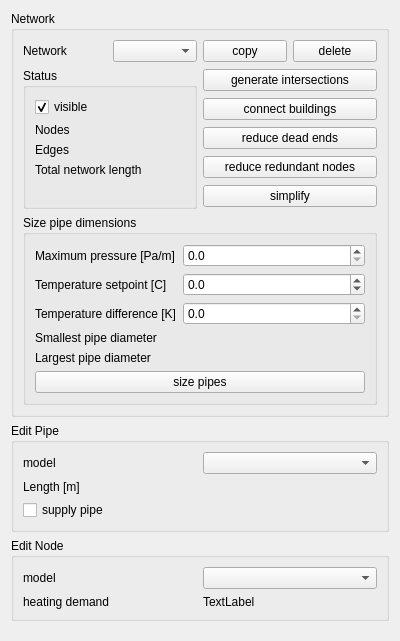
The window that SIM-VICUS/src/SVPropNetworkEditWidget.ui (ghorwin/SIM-VICUS) describes before a commit, drawn with Qt 5.
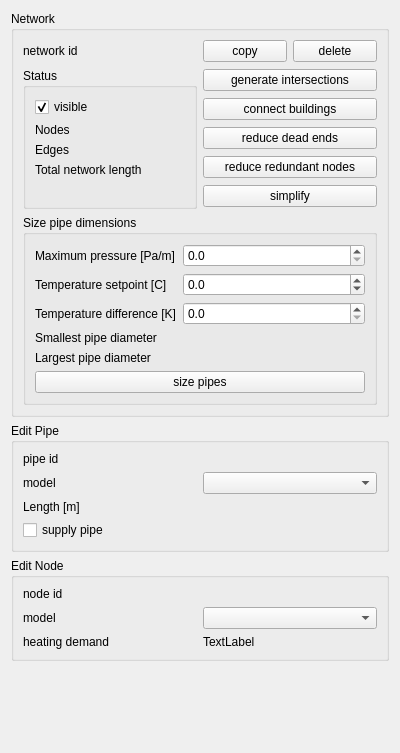
The same window after the commit.

Commit message: more work on prop edit network

Patch:
```diff
--- a/SIM-VICUS/src/SVPropNetworkEditWidget.ui
+++ b/SIM-VICUS/src/SVPropNetworkEditWidget.ui
@@ -7,7 +7,7 @@
     <x>0</x>
     <y>0</y>
     <width>400</width>
-    <height>641</height>
+    <height>753</height>
    </rect>
   </property>
   <property name="windowTitle">
@@ -25,12 +25,16 @@
         <item>
          <widget class="QLabel" name="label_2">
           <property name="text">
-           <string>Network</string>
+           <string>network id</string>
           </property>
          </widget>
         </item>
         <item>
-         <widget class="QComboBox" name="comboBoxSelectNetwork"/>
+         <widget class="QLabel" name="labelNetworkId">
+          <property name="text">
+           <string/>
+          </property>
+         </widget>
         </item>
         <item>
          <widget class="QPushButton" name="pushButtonCopy">
@@ -280,37 +284,51 @@
       <string>Edit Pipe</string>
      </property>
      <layout class="QGridLayout" name="gridLayout">
-      <item row="1" column="1">
-       <widget class="QLabel" name="labelPipeLength">
-        <property name="text">
-         <string/>
-        </property>
-       </widget>
-      </item>
-      <item row="1" column="0">
-       <widget class="QLabel" name="label_11">
-        <property name="text">
-         <string>Length [m]</string>
-        </property>
-       </widget>
-      </item>
       <item row="2" column="0">
+       <widget class="QLabel" name="label_6">
+        <property name="text">
+         <string>model</string>
+        </property>
+       </widget>
+      </item>
+      <item row="4" column="0">
        <widget class="QCheckBox" name="checkBoxSupplyPipe">
         <property name="text">
          <string>supply pipe</string>
         </property>
        </widget>
       </item>
-      <item row="0" column="0">
-       <widget class="QLabel" name="label_6">
-        <property name="text">
-         <string>model</string>
-        </property>
-       </widget>
-      </item>
-      <item row="0" column="1">
+      <item row="2" column="1">
        <widget class="QComboBox" name="comboBoxPipeModel"/>
       </item>
+      <item row="3" column="1">
+       <widget class="QLabel" name="labelPipeLength">
+        <property name="text">
+         <string/>
+        </property>
+       </widget>
+      </item>
+      <item row="3" column="0">
+       <widget class="QLabel" name="label_11">
+        <property name="text">
+         <string>Length [m]</string>
+        </property>
+       </widget>
+      </item>
+      <item row="1" column="0">
+       <widget class="QLabel" name="label_14">
+        <property name="text">
+         <string>pipe id</string>
+        </property>
+       </widget>
+      </item>
+      <item row="1" column="1">
+       <widget class="QLabel" name="labelPipeId">
+        <property name="text">
+         <string/>
+        </property>
+       </widget>
+      </item>
      </layout>
     </widget>
    </item>
@@ -320,30 +338,44 @@
       <string>Edit Node</string>
      </property>
      <layout class="QGridLayout" name="gridLayout_2">
-      <item row="0" column="0">
+      <item row="1" column="0">
        <widget class="QLabel" name="label_12">
         <property name="text">
          <string>model</string>
         </property>
        </widget>
       </item>
-      <item row="0" column="1">
+      <item row="1" column="1">
        <widget class="QComboBox" name="comboBoxNodeModel"/>
       </item>
-      <item row="2" column="1">
+      <item row="3" column="1">
        <widget class="QLabel" name="labelNodeHeat">
         <property name="text">
          <string>TextLabel</string>
         </property>
        </widget>
       </item>
-      <item row="2" column="0">
+      <item row="3" column="0">
        <widget class="QLabel" name="label_13">
         <property name="text">
          <string>heating demand</string>
         </property>
        </widget>
       </item>
+      <item row="0" column="0">
+       <widget class="QLabel" name="label_15">
+        <property name="text">
+         <string>node id</string>
+        </property>
+       </widget>
+      </item>
+      <item row="0" column="1">
+       <widget class="QLabel" name="labelNodeId">
+        <property name="text">
+         <string/>
+        </property>
+       </widget>
+      </item>
      </layout>
     </widget>
    </item>
```
Left out of the diff: 4 changed lines with no effect on the pictures. The commit also changes 4 other files.
